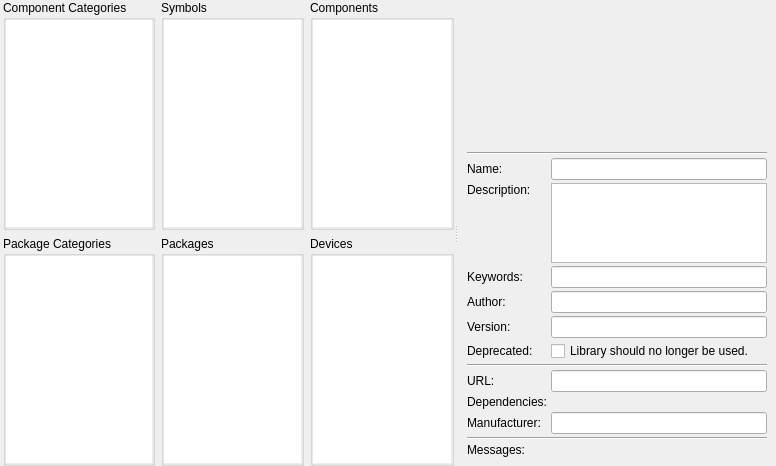
Qt form libs/librepcb/editor/library/lib/libraryoverviewwidget.ui (LibrePCB/LibrePCB) before a commit.
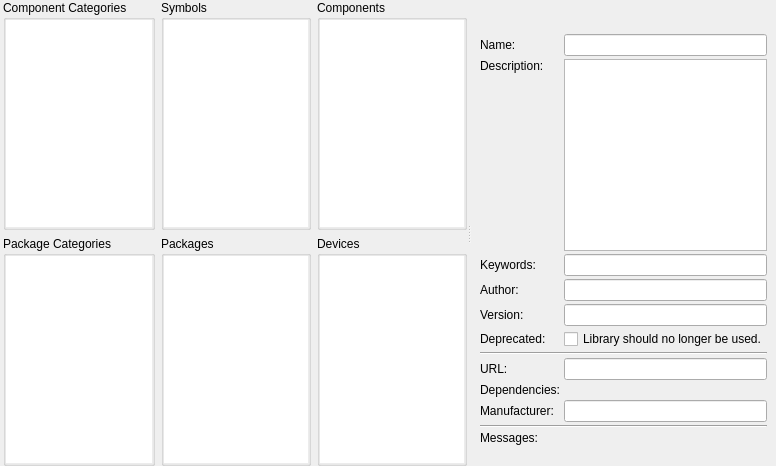
The same form after that commit. Custom widgets are drawn as their Qt base class.

Commit message:
Library editor: Reduce minimum window height
Slightly polish the library editor UI to reduce the required minimum
window height.

Diff of the .ui file:
```diff
--- a/libs/librepcb/editor/library/lib/libraryoverviewwidget.ui
+++ b/libs/librepcb/editor/library/lib/libraryoverviewwidget.ui
@@ -324,18 +324,6 @@
        </property>
        <item row="0" column="0" colspan="2">
         <widget class="QPushButton" name="btnIcon">
-         <property name="minimumSize">
-          <size>
-           <width>300</width>
-           <height>140</height>
-          </size>
-         </property>
-         <property name="maximumSize">
-          <size>
-           <width>16777215</width>
-           <height>128</height>
-          </size>
-         </property>
          <property name="cursor">
           <cursorShape>PointingHandCursor</cursorShape>
          </property>
@@ -347,8 +335,8 @@
          </property>
          <property name="iconSize">
           <size>
-           <width>128</width>
-           <height>128</height>
+           <width>64</width>
+           <height>64</height>
           </size>
          </property>
          <property name="flat">
@@ -356,28 +344,21 @@
          </property>
         </widget>
        </item>
-       <item row="1" column="0" colspan="2">
-        <widget class="Line" name="line">
-         <property name="orientation">
-          <enum>Qt::Horizontal</enum>
-         </property>
-        </widget>
-       </item>
-       <item row="2" column="0">
+       <item row="1" column="0">
         <widget class="QLabel" name="label_2">
          <property name="text">
           <string>Name:</string>
          </property>
         </widget>
        </item>
-       <item row="2" column="1">
+       <item row="1" column="1">
         <widget class="QLineEdit" name="edtName">
          <property name="maxLength">
           <number>50</number>
          </property>
         </widget>
        </item>
-       <item row="3" column="0">
+       <item row="2" column="0">
         <widget class="QLabel" name="label_3">
          <property name="text">
           <string>Description:</string>
@@ -387,91 +368,91 @@
          </property>
         </widget>
        </item>
-       <item row="3" column="1">
+       <item row="2" column="1">
         <widget class="librepcb::editor::PlainTextEdit" name="edtDescription">
          <property name="tabChangesFocus">
           <bool>true</bool>
          </property>
         </widget>
        </item>
-       <item row="4" column="0">
+       <item row="3" column="0">
         <widget class="QLabel" name="label_4">
          <property name="text">
           <string>Keywords:</string>
          </property>
         </widget>
        </item>
-       <item row="4" column="1">
+       <item row="3" column="1">
         <widget class="QLineEdit" name="edtKeywords">
          <property name="maxLength">
           <number>100</number>
          </property>
         </widget>
        </item>
-       <item row="5" column="0">
+       <item row="4" column="0">
         <widget class="QLabel" name="label_6">
          <property name="text">
           <string>Author:</string>
          </property>
         </widget>
        </item>
-       <item row="5" column="1">
+       <item row="4" column="1">
         <widget class="QLineEdit" name="edtAuthor">
          <property name="maxLength">
           <number>100</number>
          </property>
         </widget>
        </item>
-       <item row="6" column="0">
+       <item row="5" column="0">
         <widget class="QLabel" name="label_5">
          <property name="text">
           <string>Version:</string>
          </property>
         </widget>
        </item>
-       <item row="6" column="1">
+       <item row="5" column="1">
         <widget class="QLineEdit" name="edtVersion">
          <property name="maxLength">
           <number>100</number>
          </property>
         </widget>
        </item>
-       <item row="7" column="0">
+       <item row="6" column="0">
         <widget class="QLabel" name="label_7">
          <property name="text">
           <string>Deprecated:</string>
          </property>
         </widget>
        </item>
-       <item row="7" column="1">
+       <item row="6" column="1">
         <widget class="QCheckBox" name="cbxDeprecated">
          <property name="text">
           <string>Library should no longer be used.</string>
          </property>
         </widget>
        </item>
-       <item row="8" column="0" colspan="2">
+       <item row="7" column="0" colspan="2">
         <widget class="Line" name="line_2">
          <property name="orientation">
           <enum>Qt::Horizontal</enum>
          </property>
         </widget>
        </item>
-       <item row="9" column="0">
+       <item row="8" column="0">
         <widget class="QLabel" name="label_8">
          <property name="text">
           <string>URL:</string>
          </property>
         </widget>
        </item>
-       <item row="9" column="1">
+       <item row="8" column="1">
         <widget class="QLineEdit" name="edtUrl">
          <property name="maxLength">
           <number>255</number>
          </property>
         </widget>
        </item>
-       <item row="10" column="0">
+       <item row="9" column="0">
         <widget class="QLabel" name="lblDependencies">
          <property name="text">
           <string>Dependencies:</string>
@@ -481,14 +462,31 @@
          </property>
         </widget>
        </item>
-       <item row="12" column="0" colspan="2">
+       <item row="10" column="0">
+        <widget class="QLabel" name="label_9">
+         <property name="text">
+          <string>Manufacturer:</string>
+         </property>
+        </widget>
+       </item>
+       <item row="10" column="1">
+        <widget class="QLineEdit" name="edtManufacturer">
+         <property name="toolTip">
+          <string>Manufacturer name, in case the library refers to a single manufacturer.</string>
+         </property>
+         <property name="maxLength">
+          <number>255</number>
+         </property>
+        </widget>
+       </item>
+       <item row="11" column="0" colspan="2">
         <widget class="Line" name="line_3">
          <property name="orientation">
           <enum>Qt::Horizontal</enum>
          </property>
         </widget>
        </item>
-       <item row="13" column="0">
+       <item row="12" column="0">
         <widget class="QLabel" name="label">
          <property name="text">
           <string>Messages:</string>
@@ -498,7 +496,7 @@
          </property>
         </widget>
        </item>
-       <item row="13" column="1">
+       <item row="12" column="1">
         <widget class="librepcb::editor::RuleCheckListWidget" name="lstMessages" native="true">
          <property name="sizePolicy">
           <sizepolicy hsizetype="Preferred" vsizetype="Expanding">
@@ -508,23 +506,6 @@
          </property>
         </widget>
        </item>
-       <item row="11" column="0">
-        <widget class="QLabel" name="label_9">
-         <property name="text">
-          <string>Manufacturer:</string>
-         </property>
-        </widget>
-       </item>
-       <item row="11" column="1">
-        <widget class="QLineEdit" name="edtManufacturer">
-         <property name="toolTip">
-          <string>Manufacturer name, in case the library refers to a single manufacturer.</string>
-         </property>
-         <property name="maxLength">
-          <number>255</number>
-         </property>
-        </widget>
-       </item>
       </layout>
      </widget>
     </widget>
```
The commit also changes 7 other files.
